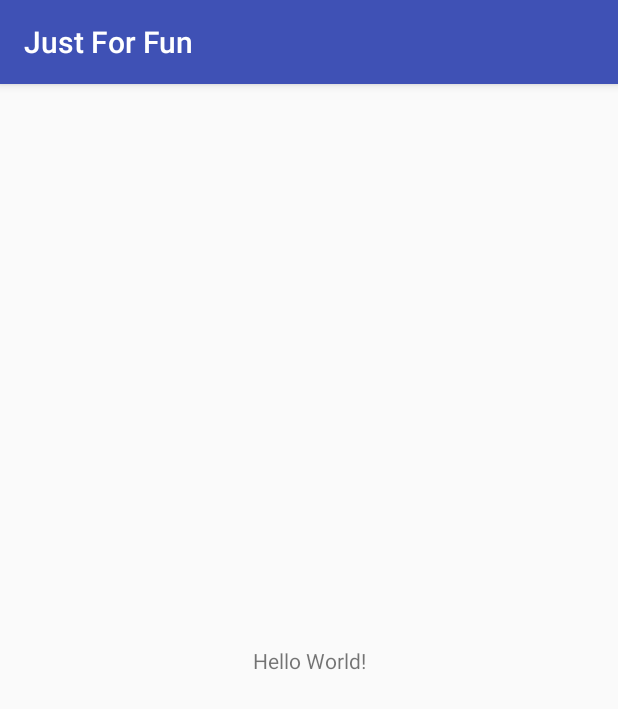
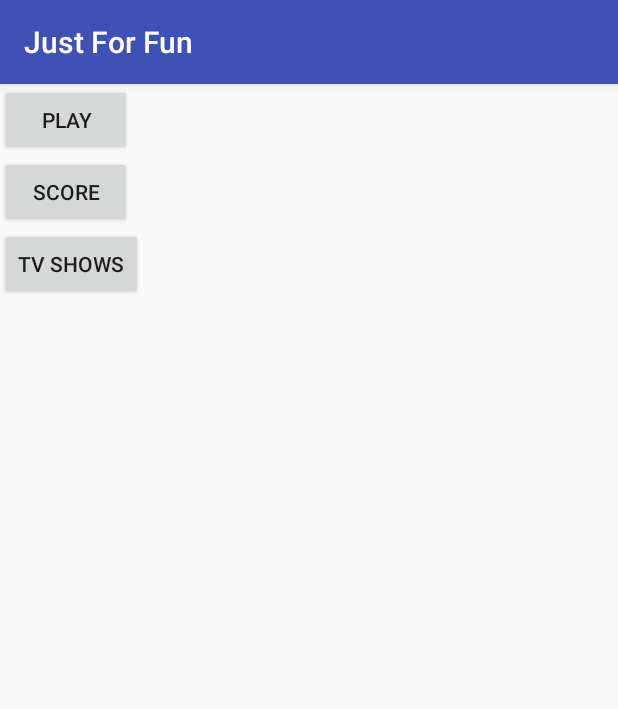
Before and after one commit to Prerna1/JustForFun, an Android app: the screen it shows after launch (MainActivity), on a phone screen of 412 x 824 dp. Shown: the top 709 px of the screen. Run offline under Robolectric (Android 15) with nearby library versions, the phone set to English and light mode, and no system bars.

Commit message:
Initial Commit

```diff
--- a/app/src/main/java/com/example/sunejas/justforfun/MainActivity.java
+++ b/app/src/main/java/com/example/sunejas/justforfun/MainActivity.java
@@ -2,12 +2,15 @@ package com.example.sunejas.justforfun;
 
 import android.support.v7.app.AppCompatActivity;
 import android.os.Bundle;
+import android.widget.Button;
 
 public class MainActivity extends AppCompatActivity {
-
+    Button playButton,scoreButton,tvShowButton;
     @Override
     protected void onCreate(Bundle savedInstanceState) {
         super.onCreate(savedInstanceState);
         setContentView(R.layout.activity_main);
+        playButton = findViewById(R.id.play_button);
+        scoreButton = findViewById(R.id.score_button);
     }
 }
--- a/app/src/main/res/layout/activity_main.xml
+++ b/app/src/main/res/layout/activity_main.xml
@@ -1,18 +1,27 @@
 <?xml version="1.0" encoding="utf-8"?>
-<android.support.constraint.ConstraintLayout xmlns:android="http://schemas.android.com/apk/res/android"
+<RelativeLayout xmlns:android="http://schemas.android.com/apk/res/android"
     xmlns:app="http://schemas.android.com/apk/res-auto"
     xmlns:tools="http://schemas.android.com/tools"
     android:layout_width="match_parent"
     android:layout_height="match_parent"
     tools:context=".MainActivity">
 
-    <TextView
+   <Button
+       android:layout_width="wrap_content"
+       android:layout_height="wrap_content"
+       android:text="Play"
+       android:id="@+id/play_button"/>
+    <Button
         android:layout_width="wrap_content"
         android:layout_height="wrap_content"
-        android:text="Hello World!"
-        app:layout_constraintBottom_toBottomOf="parent"
-        app:layout_constraintLeft_toLeftOf="parent"
-        app:layout_constraintRight_toRightOf="parent"
-        app:layout_constraintTop_toTopOf="parent" />
+        android:text="Score"
+        android:layout_below="@+id/play_button"
+        android:id="@+id/score_button"/>
+    <Button
+        android:layout_width="wrap_content"
+        android:layout_height="wrap_content"
+        android:text="TV Shows"
+        android:layout_below="@+id/score_button"
+        android:id="@+id/tvshow_button"/>
 
-</android.support.constraint.ConstraintLayout>
+</RelativeLayout>
```
